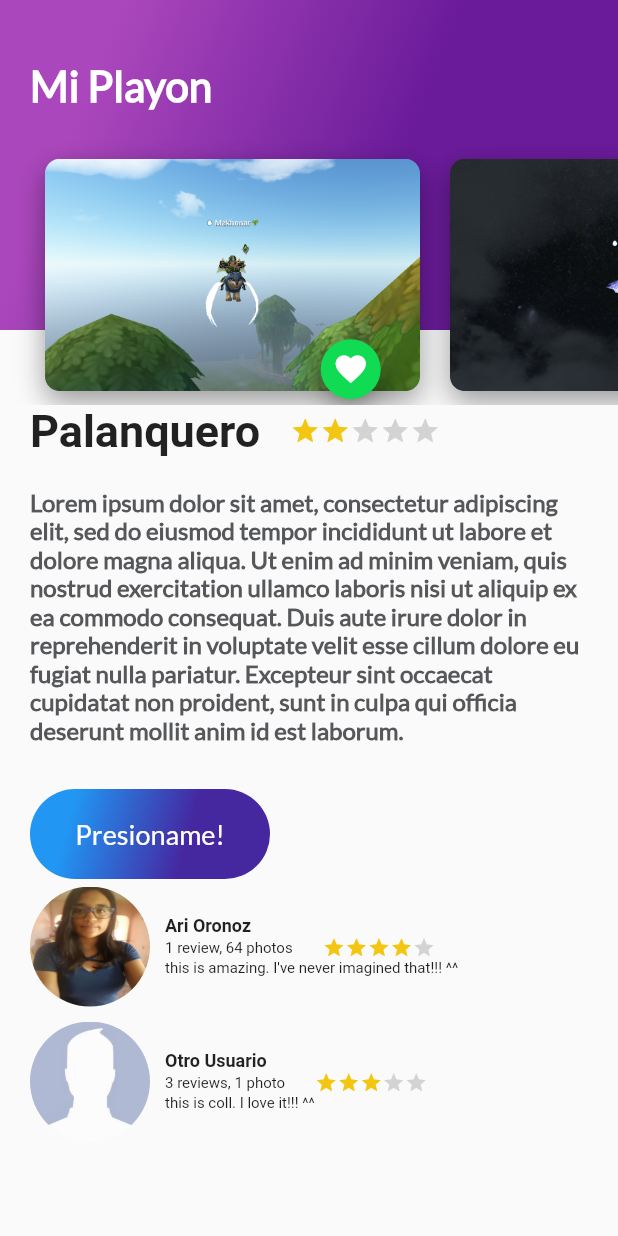
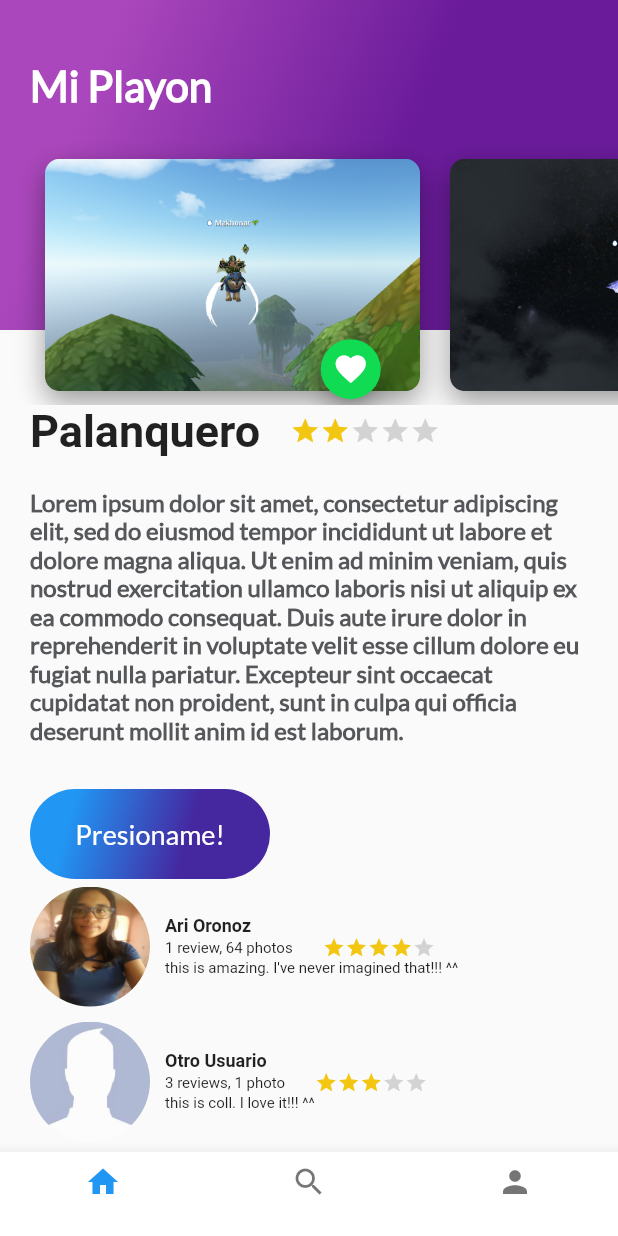
Before and after one commit to makhnnar/flutter_platzi, a Flutter app: the screen it shows after launch, after a tap on the "favorite outline" icon, on a phone screen of 412 x 824 dp. Run offline on Flutter 3.47's test engine with Material 2 defaults, Android fonts, the phone set to English and light mode, and no system bars.

Commit message:
added tabs behaviour

```diff
--- a/lib/carousel/carousel_list.dart
+++ b/lib/carousel/carousel_list.dart
@@ -12,7 +12,7 @@ class CarouselList extends StatelessWidget {
 
   List<Widget> renderList() {
     List<Widget> list = new List();
-    placeList.forEach(
+    placeList?.forEach(
             (item) =>
             list.add(
                 CarouselItem(
--- a/lib/home/home.dart
+++ b/lib/home/home.dart
@@ -1,4 +1,5 @@
 import 'package:flutter/material.dart';
+import 'package:flutter_app/carousel/carousel_header.dart';
 import 'package:flutter_app/descriptionPlace/description_place.dart';
 import 'package:flutter_app/reviewItemList/review_item_data.dart';
 import 'package:flutter_app/reviewItemList/review_item_list.dart';
@@ -10,17 +11,21 @@ class Home extends StatelessWidget {
     this.namePlace,
     this.stars,
     this.description,
-    this.reviews
+    this.reviews,
+    this.places
   }) : super(key: key);
 
   final String namePlace;
   final int stars;
   final String description;
   final List<ReviewItemData> reviews;
+  final List<String> places;
 
   @override
   Widget build(BuildContext context) {
-    return ListView(
+    return Stack(
+      children: <Widget>[
+        ListView(
             children: <Widget>[
               DescriptionPlace(
                 namePlace: namePlace,
@@ -31,6 +36,11 @@ class Home extends StatelessWidget {
                 reviewItemList: reviews,
               )
             ]
+        ),
+        CarouselHeader(
+          placeList: places,
+        ),
+      ],
     );
   }
 
--- a/lib/main.dart
+++ b/lib/main.dart
@@ -1,46 +1,9 @@
 import 'package:flutter/material.dart';
-import 'package:flutter_app/carousel/carousel_header.dart';
-import 'package:flutter_app/home/home.dart';
-import 'package:flutter_app/reviewItemList/review_item_data.dart';
+import 'package:flutter_app/trips_app.dart';
 
 void main() => runApp(MyApp());
 
 class MyApp extends StatelessWidget {
-
-  String dummyText = "Lorem ipsum dolor sit amet, consectetur adipiscing elit, sed do eiusmod tempor incididunt ut labore et dolore magna aliqua. Ut enim ad minim veniam, quis nostrud exercitation ullamco laboris nisi ut aliquip ex ea commodo consequat. Duis aute irure dolor in reprehenderit in voluptate velit esse cillum dolore eu fugiat nulla pariatur. Excepteur sint occaecat cupidatat non proident, sunt in culpa qui officia deserunt mollit anim id est laborum.";
-
-  List<ReviewItemData> getList() {
-    List<ReviewItemData> list = List();
-    list.add(
-        ReviewItemData(
-            imgAvatar: "assets/img/ari.jpg",
-            fullNameAvatar: "Ari Oronoz",
-            cantReview: 1,
-            cantPhotos: 64,
-            likes: 4,
-            comment: "this is amazing. I've never imagined that!!! ^^"
-        )
-    );
-    list.add(
-        ReviewItemData(
-            imgAvatar: "assets/img/avatar.jpeg",
-            fullNameAvatar: "Otro Usuario",
-            cantReview: 3,
-            cantPhotos: 1,
-            likes: 3,
-            comment: "this is coll. I love it!!! ^^"
-        )
-    );
-    return list;
-  }
-
-  List<String> getPlaces() {
-    List<String> list = List();
-    list.add("assets/img/img1.png");
-    list.add("assets/img/img2.png");
-    list.add("assets/img/img3.png");
-    return list;
-  }
 
   void _saludar() {
     print("hola");
@@ -49,25 +12,11 @@ class MyApp extends StatelessWidget {
   @override
   Widget build(BuildContext context) {
     return MaterialApp(
-        title: 'Flutter Demo',
-        theme: ThemeData(
-          primarySwatch: Colors.blue,
-        ),
-        home: Scaffold(
-          body: Stack(
-            children: <Widget>[
-              Home(
-                namePlace: "Palanquero",
-                stars: 2,
-                description: dummyText,
-                reviews: getList(),
-              ),
-              CarouselHeader(
-                placeList: getPlaces(),
-              ),
-            ],
-          )
-        ),
+      title: 'Flutter Demo',
+      theme: ThemeData(
+        primarySwatch: Colors.blue,
+      ),
+      home: TripsApp(),
     );
   }
 
--- /dev/null
+++ b/lib/profile/profile.dart
@@ -0,0 +1,16 @@
+import 'package:flutter/material.dart';
+
+class Profile extends StatelessWidget {
+
+  Profile({
+    Key key,
+  }) : super(key: key);
+
+  @override
+  Widget build(BuildContext context) {
+    return Center(
+        child: Text("Profile"),
+    );
+  }
+
+}
--- /dev/null
+++ b/lib/search/search.dart
@@ -0,0 +1,16 @@
+import 'package:flutter/material.dart';
+
+class Search extends StatelessWidget {
+
+  Search({
+    Key key,
+  }) : super(key: key);
+
+  @override
+  Widget build(BuildContext context) {
+    return Center(
+      child: Text("Search"),
+    );
+  }
+
+}
--- a/lib/trips_app.dart
+++ b/lib/trips_app.dart
@@ -1,4 +1,8 @@
 import 'package:flutter/material.dart';
+import 'package:flutter_app/home/home.dart';
+import 'package:flutter_app/profile/profile.dart';
+import 'package:flutter_app/reviewItemList/review_item_data.dart';
+import 'package:flutter_app/search/search.dart';
 
 class TripsApp extends StatefulWidget {
 
@@ -11,17 +15,58 @@ class TripsApp extends StatefulWidget {
 
 class _TripsApp extends State<TripsApp>{
 
+  int indexTap = 0;
+
+  final List<Widget> tabs = [
+    Home(
+      namePlace: "Palanquero",
+      stars: 2,
+      description: "Lorem ipsum dolor sit amet, consectetur adipiscing elit, sed do eiusmod tempor incididunt ut labore et dolore magna aliqua. Ut enim ad minim veniam, quis nostrud exercitation ullamco laboris nisi ut aliquip ex ea commodo consequat. Duis aute irure dolor in reprehenderit in voluptate velit esse cillum dolore eu fugiat nulla pariatur. Excepteur sint occaecat cupidatat non proident, sunt in culpa qui officia deserunt mollit anim id est laborum.",
+      places: [
+        "assets/img/img1.png",
+        "assets/img/img2.png",
+        "assets/img/img3.png"
+      ],
+      reviews: [
+        ReviewItemData(
+            imgAvatar: "assets/img/ari.jpg",
+            fullNameAvatar: "Ari Oronoz",
+            cantReview: 1,
+            cantPhotos: 64,
+            likes: 4,
+            comment: "this is amazing. I've never imagined that!!! ^^"
+        ),
+        ReviewItemData(
+            imgAvatar: "assets/img/avatar.jpeg",
+            fullNameAvatar: "Otro Usuario",
+            cantReview: 3,
+            cantPhotos: 1,
+            likes: 3,
+            comment: "this is coll. I love it!!! ^^"
+        )
+      ],
+    ),
+    Search(),
+    Profile()
+  ];
+
+  void onTapTapped(int index){
+    setState(() {
+      indexTap = index;
+    });
+  }
+
   @override
   Widget build(BuildContext context) {
-    // TODO: implement build
     return Scaffold(
+      body: tabs[indexTap],
       bottomNavigationBar: Theme(
           data: Theme.of(context).copyWith(
             canvasColor: Colors.white,
             primaryColor: Colors.purple,
-
           ),
           child: BottomNavigationBar(
+            onTap: onTapTapped,
             items: [
               BottomNavigationBarItem(
                 icon: Icon(Icons.home),
@@ -36,7 +81,7 @@ class _TripsApp extends State<TripsApp>{
                   title: Text("")
               )
             ]
-          )
+        ),
       ),
     );
   }
```
Lines whose indentation alone changed are shown as unchanged.
